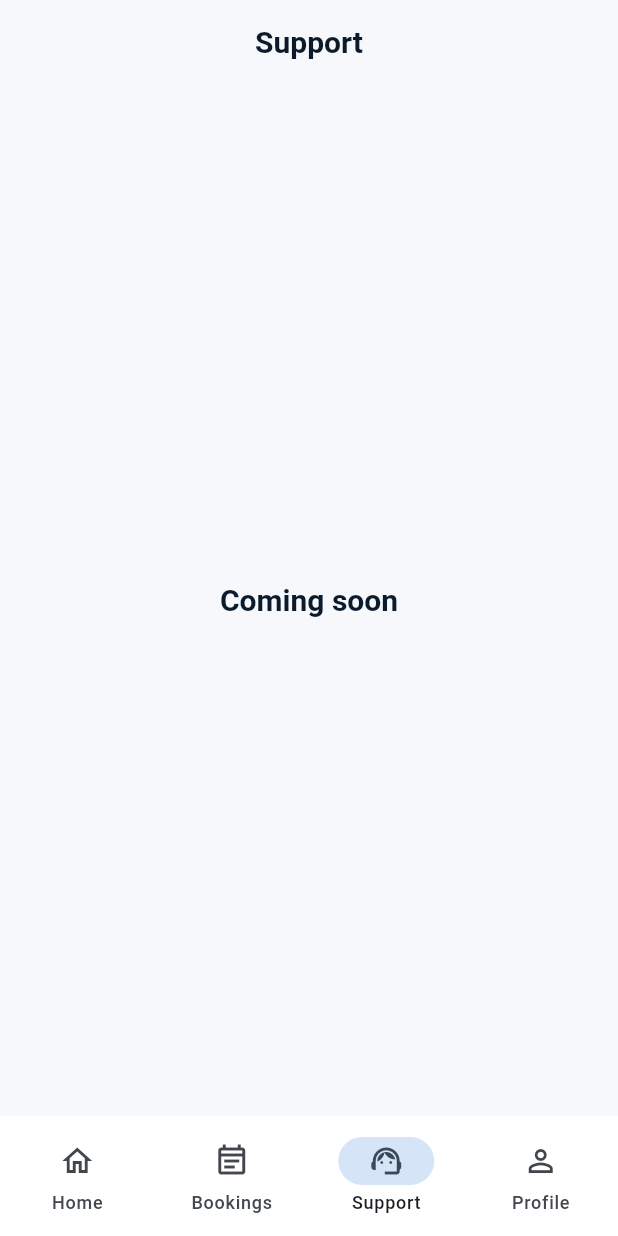
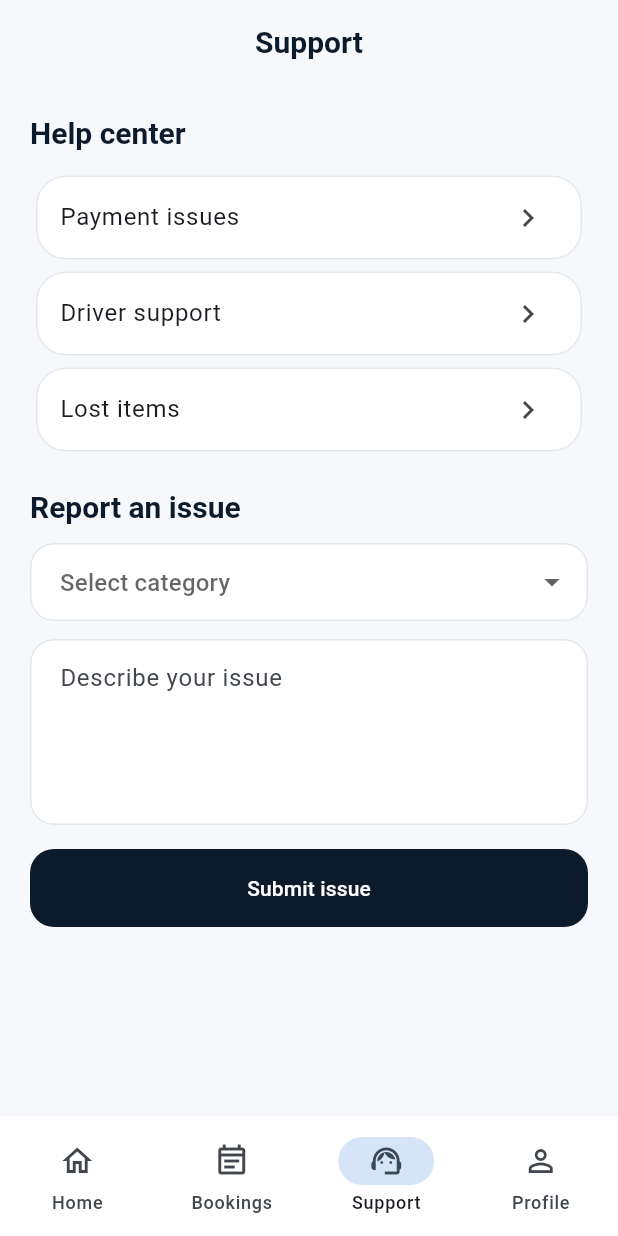
Before and after one commit to 0kakarot0/DropZone, a Flutter app: the screen it shows after launch, item 3 of the bottom bar chosen, on a phone screen of 412 x 824 dp. Run offline on Flutter 3.47's test engine with Material 3 defaults, Android fonts, the light colour scheme and no system bars; our stand-ins replace dio, flutter_riverpod, go_router.

Commit message:
feat: sprint-5 support center mock

```diff
--- a/l10n/app_en.arb
+++ b/l10n/app_en.arb
@@ -88,5 +88,15 @@
   "notificationDriverAssigned": "Driver assigned",
   "notificationDriverAssignedBody": "Ahmed will arrive soon",
   "notificationArriving": "Driver arriving",
-  "notificationArrivingBody": "ETA 8 minutes"
+  "notificationArrivingBody": "ETA 8 minutes",
+  "helpCenterTitle": "Help center",
+  "helpTopicPayment": "Payment issues",
+  "helpTopicDriver": "Driver support",
+  "helpTopicLostItem": "Lost items",
+  "reportIssueTitle": "Report an issue",
+  "issueCategoryPayment": "Payment",
+  "issueCategoryDriver": "Driver",
+  "issueCategoryOther": "Other",
+  "selectCategory": "Select category",
+  "submitIssue": "Submit issue"
 }
--- a/lib/l10n/app_localizations.dart
+++ b/lib/l10n/app_localizations.dart
@@ -634,6 +634,66 @@ abstract class AppLocalizations {
   /// In en, this message translates to:
   /// **'ETA 8 minutes'**
   String get notificationArrivingBody;
+
+  /// No description provided for @helpCenterTitle.
+  ///
+  /// In en, this message translates to:
+  /// **'Help center'**
+  String get helpCenterTitle;
+
+  /// No description provided for @helpTopicPayment.
+  ///
+  /// In en, this message translates to:
+  /// **'Payment issues'**
+  String get helpTopicPayment;
+
+  /// No description provided for @helpTopicDriver.
+  ///
+  /// In en, this message translates to:
+  /// **'Driver support'**
+  String get helpTopicDriver;
+
+  /// No description provided for @helpTopicLostItem.
+  ///
+  /// In en, this message translates to:
+  /// **'Lost items'**
+  String get helpTopicLostItem;
+
+  /// No description provided for @reportIssueTitle.
+  ///
+  /// In en, this message translates to:
+  /// **'Report an issue'**
+  String get reportIssueTitle;
+
+  /// No description provided for @issueCategoryPayment.
+  ///
+  /// In en, this message translates to:
+  /// **'Payment'**
+  String get issueCategoryPayment;
+
+  /// No description provided for @issueCategoryDriver.
+  ///
+  /// In en, this message translates to:
+  /// **'Driver'**
+  String get issueCategoryDriver;
+
+  /// No description provided for @issueCategoryOther.
+  ///
+  /// In en, this message translates to:
+  /// **'Other'**
+  String get issueCategoryOther;
+
+  /// No description provided for @selectCategory.
+  ///
+  /// In en, this message translates to:
+  /// **'Select category'**
+  String get selectCategory;
+
+  /// No description provided for @submitIssue.
+  ///
+  /// In en, this message translates to:
+  /// **'Submit issue'**
+  String get submitIssue;
 }
 
 class _AppLocalizationsDelegate extends LocalizationsDelegate<AppLocalizations> {
--- a/lib/l10n/app_localizations_en.dart
+++ b/lib/l10n/app_localizations_en.dart
@@ -285,4 +285,34 @@ class AppLocalizationsEn extends AppLocalizations {
 
   @override
   String get notificationArrivingBody => 'ETA 8 minutes';
+
+  @override
+  String get helpCenterTitle => 'Help center';
+
+  @override
+  String get helpTopicPayment => 'Payment issues';
+
+  @override
+  String get helpTopicDriver => 'Driver support';
+
+  @override
+  String get helpTopicLostItem => 'Lost items';
+
+  @override
+  String get reportIssueTitle => 'Report an issue';
+
+  @override
+  String get issueCategoryPayment => 'Payment';
+
+  @override
+  String get issueCategoryDriver => 'Driver';
+
+  @override
+  String get issueCategoryOther => 'Other';
+
+  @override
+  String get selectCategory => 'Select category';
+
+  @override
+  String get submitIssue => 'Submit issue';
 }
--- a/lib/presentation/app/app_router.dart
+++ b/lib/presentation/app/app_router.dart
@@ -9,6 +9,7 @@ import 'package:dropzone_app/presentation/auth/otp_screen.dart';
 import 'package:dropzone_app/presentation/bookings/bookings_screen.dart';
 import 'package:dropzone_app/presentation/payments/payment_screen.dart';
 import 'package:dropzone_app/presentation/tracking/trip_tracking_screen.dart';
+import 'package:dropzone_app/presentation/support/support_screen.dart';
 
 final GlobalKey<NavigatorState> _rootNavigatorKey = GlobalKey<NavigatorState>();
 
@@ -58,7 +59,7 @@ final GoRouter appRouter = GoRouter(
         GoRoute(
           path: '/support',
           name: 'support',
-          builder: (context, state) => const PlaceholderScreen(title: 'Support'),
+          builder: (context, state) => const SupportScreen(),
         ),
         GoRoute(
           path: '/profile',
--- /dev/null
+++ b/lib/presentation/support/support_screen.dart
@@ -0,0 +1,65 @@
+import 'package:flutter/material.dart';
+import 'package:dropzone_app/l10n/app_localizations.dart';
+import 'package:dropzone_app/presentation/widgets/primary_button.dart';
+
+class SupportScreen extends StatelessWidget {
+  const SupportScreen({super.key});
+
+  @override
+  Widget build(BuildContext context) {
+    final localizations = AppLocalizations.of(context);
+
+    return Scaffold(
+      appBar: AppBar(title: Text(localizations.supportTitle)),
+      body: ListView(
+        padding: const EdgeInsets.all(20),
+        children: [
+          Text(localizations.helpCenterTitle,
+              style: Theme.of(context).textTheme.titleLarge),
+          const SizedBox(height: 12),
+          _SupportTile(title: localizations.helpTopicPayment),
+          _SupportTile(title: localizations.helpTopicDriver),
+          _SupportTile(title: localizations.helpTopicLostItem),
+          const SizedBox(height: 20),
+          Text(localizations.reportIssueTitle,
+              style: Theme.of(context).textTheme.titleLarge),
+          const SizedBox(height: 12),
+          DropdownButtonFormField<String>(
+            items: [
+              localizations.issueCategoryPayment,
+              localizations.issueCategoryDriver,
+              localizations.issueCategoryOther,
+            ]
+                .map((item) => DropdownMenuItem(value: item, child: Text(item)))
+                .toList(),
+            onChanged: (_) {},
+            decoration: InputDecoration(hintText: localizations.selectCategory),
+          ),
+          const SizedBox(height: 12),
+          const TextField(
+            maxLines: 4,
+            decoration: InputDecoration(hintText: 'Describe your issue'),
+          ),
+          const SizedBox(height: 16),
+          PrimaryButton(label: localizations.submitIssue, onPressed: () {}),
+        ],
+      ),
+    );
+  }
+}
+
+class _SupportTile extends StatelessWidget {
+  const _SupportTile({required this.title});
+
+  final String title;
+
+  @override
+  Widget build(BuildContext context) {
+    return Card(
+      child: ListTile(
+        title: Text(title),
+        trailing: const Icon(Icons.chevron_right),
+      ),
+    );
+  }
+}
```
Also changed, not shown: l10n/app_ar.arb (+11 -1 lines), lib/l10n/app_localizations_ar.dart (+30 -0 lines).
